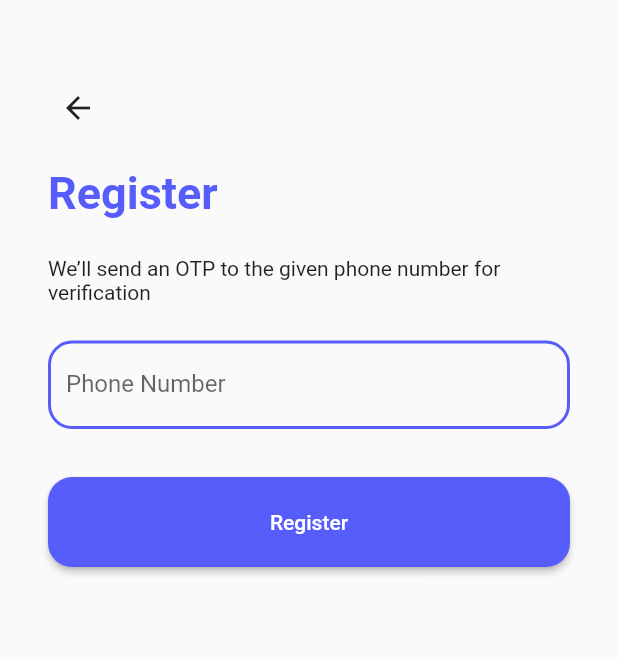
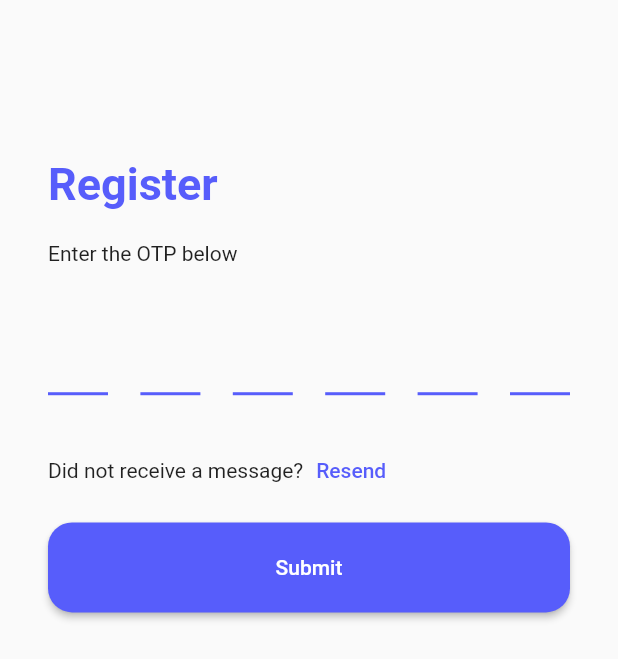
Before and after one commit to arpit-batra/Reeno, a Flutter app: the OtpScreen screen opened by its route, on a phone screen of 412 x 824 dp. Shown: the top 659 px of the screen. Run offline on Flutter 3.47's test engine with Material 2 defaults, Android fonts, the phone set to English and light mode, and no system bars; drawn by our look-alikes of pin_code_fields; our stand-ins replace firebase_auth, firebase_core, google_sign_in; accounts and stored records are empty.

```diff
--- a/lib/helpers/phone_authentication.dart
+++ b/lib/helpers/phone_authentication.dart
@@ -60,7 +60,6 @@ class PhoneAuthentication {
         },
         codeSent: (String verificationId, int? resendToken) async {
           print('VeroCodeSent');
-          //TODO update pushNamed with appropriate constant
 
           final String codeEntered =
               (await Navigator.of(context).pushNamed(OtpScreen.routeName))
--- a/lib/screens/otp_screen.dart
+++ b/lib/screens/otp_screen.dart
@@ -1,4 +1,5 @@
 import 'package:flutter/material.dart';
+import 'package:pin_code_fields/pin_code_fields.dart';
 
 class OtpScreen extends StatelessWidget {
   static const routeName = '/otp-screen';
@@ -10,6 +11,7 @@ class OtpScreen extends StatelessWidget {
     final _otpTextController = TextEditingController();
 
     void submitOtp() {
+      print(_otpTextController.text);
       Navigator.of(context).pop(_otpTextController.text);
     }
 
@@ -21,14 +23,7 @@ class OtpScreen extends StatelessWidget {
             child: Column(
               crossAxisAlignment: CrossAxisAlignment.start,
               children: <Widget>[
-                Expanded(
-                  flex: 4,
-                  child: IconButton(
-                    alignment: Alignment.centerLeft,
-                    onPressed: () {},
-                    icon: const Icon(Icons.arrow_back),
-                  ),
-                ),
+                const Expanded(flex: 4, child: SizedBox()),
                 Expanded(
                   flex: 3,
                   child: Text(
@@ -41,18 +36,31 @@ class OtpScreen extends StatelessWidget {
                 ),
                 const Expanded(
                   flex: 2,
-                  child: Text(
-                      'We’ll send an OTP to the given phone number for verification'),
+                  child: Text('Enter the OTP below'),
                 ),
                 Container(
                   margin: const EdgeInsets.symmetric(vertical: 16),
-                  child: TextField(
-                    keyboardType: TextInputType.number,
+                  child: PinCodeTextField(
+                    appContext: context,
+                    length: 6,
+                    onChanged: (value) {},
+                    controller: _otpTextController,
                     obscureText: true,
-                    controller: _otpTextController,
-                    decoration: const InputDecoration(
-                      labelText: 'Phone Number',
+                    blinkWhenObscuring: true,
+                    pinTheme: PinTheme(
+                      activeColor: Theme.of(context).primaryColor,
+                      inactiveColor: Theme.of(context).primaryColor,
+                      selectedColor: Colors.black,
                     ),
+                  ),
+                ),
+                Expanded(
+                  flex: 2,
+                  child: Row(
+                    children: [
+                      const Text('Did not receive a message?'),
+                      TextButton(onPressed: () {}, child: const Text('Resend'))
+                    ],
                   ),
                 ),
                 Container(
@@ -61,7 +69,7 @@ class OtpScreen extends StatelessWidget {
                   height: 60,
                   child: ElevatedButton(
                     onPressed: submitOtp,
-                    child: const Text('Register'),
+                    child: const Text('Submit'),
                   ),
                 ),
                 const Expanded(flex: 20, child: SizedBox())
--- a/pubspec.yaml
+++ b/pubspec.yaml
@@ -32,7 +32,7 @@ dependencies:
   firebase_auth: ^3.3.20
   firebase_core: ^1.18.0
   google_sign_in: ^5.3.3
-
+  pin_code_fields: ^7.4.0
 
   # The following adds the Cupertino Icons font to your application.
   # Use with the CupertinoIcons class for iOS style icons.
```
Also changed, not shown: lib/screens/phone_login_screen.dart (+49 -3 lines), pubspec.lock.
